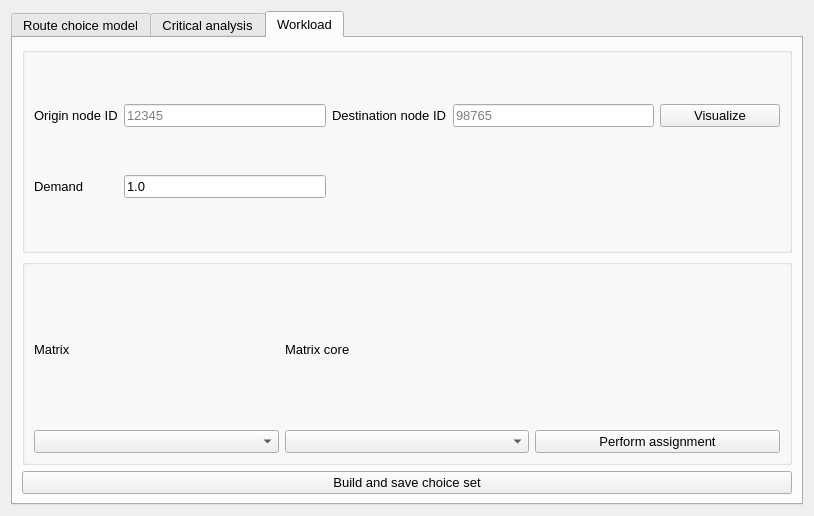
AequilibraE/QAequilibraE, file qaequilibrae/modules/paths_procedures/forms/ui_route_choice.ui: the form before one commit.
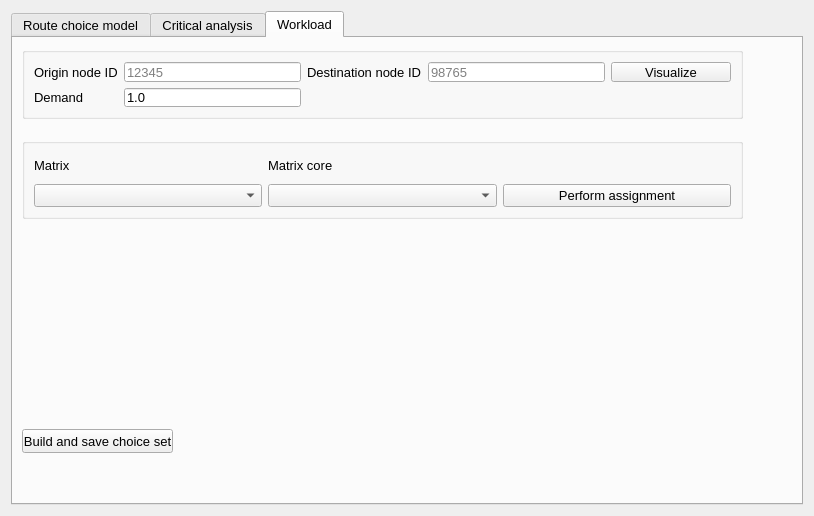
The form after the commit. The open tabs and pages were chosen to show the change.

Diff of the .ui file:
```diff
--- a/qaequilibrae/modules/paths_procedures/forms/ui_route_choice.ui
+++ b/qaequilibrae/modules/paths_procedures/forms/ui_route_choice.ui
@@ -50,7 +50,11 @@
            </widget>
           </item>
           <item row="2" column="1">
-           <widget class="QLineEdit" name="ln_cutoff"/>
+           <widget class="QLineEdit" name="ln_cutoff">
+            <property name="text">
+             <string>0.00</string>
+            </property>
+           </widget>
           </item>
           <item row="1" column="3">
            <widget class="QLineEdit" name="max_depth">
@@ -133,7 +137,11 @@
            </widget>
           </item>
           <item row="5" column="1">
-           <widget class="QLineEdit" name="ln_psl"/>
+           <widget class="QLineEdit" name="ln_psl">
+            <property name="text">
+             <string>1.00</string>
+            </property>
+           </widget>
           </item>
           <item row="3" column="2">
            <widget class="QPushButton" name="but_add_to_cost">
@@ -230,9 +238,15 @@
       <attribute name="title">
        <string>Workload</string>
       </attribute>
-      <layout class="QGridLayout" name="gridLayout_6">
-       <item row="0" column="0">
         <widget class="QGroupBox" name="box_visualize">
+       <property name="geometry">
+        <rect>
+         <x>9</x>
+         <y>9</y>
+         <width>721</width>
+         <height>72</height>
+        </rect>
+       </property>
          <layout class="QGridLayout" name="gridLayout_1">
           <item row="0" column="2">
            <widget class="QLabel" name="label_32">
@@ -294,17 +308,29 @@
           </item>
          </layout>
         </widget>
-       </item>
-       <item row="1" column="0">
+      <widget class="QPushButton" name="but_build_and_save">
+       <property name="geometry">
+        <rect>
+         <x>9</x>
+         <y>391</y>
+         <width>151</width>
+         <height>24</height>
+        </rect>
+       </property>
+       <property name="text">
+        <string>Build and save choice set</string>
+       </property>
+      </widget>
         <widget class="QGroupBox" name="box_demand">
+       <property name="geometry">
+        <rect>
+         <x>9</x>
+         <y>100</y>
+         <width>721</width>
+         <height>81</height>
+        </rect>
+       </property>
          <layout class="QGridLayout" name="gridLayout_2">
-          <item row="0" column="1">
-           <widget class="QLabel" name="label_35">
-            <property name="text">
-             <string>Matrix core</string>
-            </property>
-           </widget>
-          </item>
           <item row="1" column="1">
            <widget class="QComboBox" name="cob_matrix_core"/>
           </item>
@@ -325,17 +351,15 @@
             </property>
            </widget>
           </item>
-         </layout>
-        </widget>
-       </item>
-       <item row="2" column="0">
-        <widget class="QPushButton" name="but_build_and_save">
+        <item row="0" column="1">
+         <widget class="QLabel" name="label_35">
          <property name="text">
-          <string>Build and save choice set</string>
+           <string>Matrix core</string>
          </property>
         </widget>
        </item>
       </layout>
+      </widget>
      </widget>
     </widget>
    </item>
```
Lines whose indentation alone changed are shown as unchanged.
